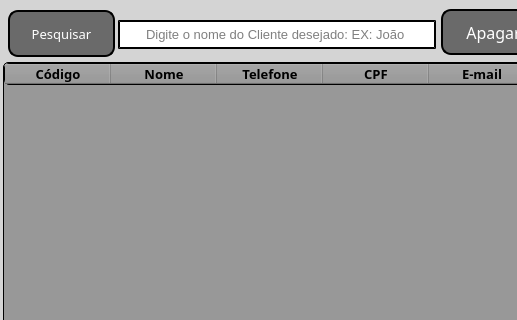
Above: tela3.ui from pedro8282/Cadastro-Cli-v1 before the change; both pictures show x 0 to 517 and y 0 to 320 of the 668 by 565 pixel window. Below: the same form after it.
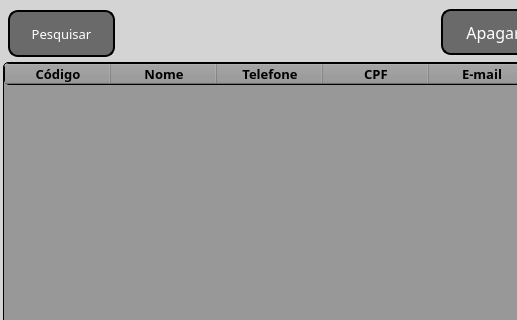
That is the form after the change. Icons and pictures are not drawn.

Patch:
```diff
--- a/tela3.ui
+++ b/tela3.ui
@@ -433,33 +433,6 @@
      </size>
     </property>
    </widget>
-   <widget class="QLineEdit" name="lineEdit">
-    <property name="geometry">
-     <rect>
-      <x>118</x>
-      <y>20</y>
-      <width>318</width>
-      <height>29</height>
-     </rect>
-    </property>
-    <property name="font">
-     <font>
-      <pointsize>10</pointsize>
-     </font>
-    </property>
-    <property name="styleSheet">
-     <string notr="true">background-color: rgb(255, 255, 255);
-border-radius: 15px;
-border-style: outset; 
-border-width: 2px; </string>
-    </property>
-    <property name="alignment">
-     <set>Qt::AlignCenter</set>
-    </property>
-    <property name="placeholderText">
-     <string>Digite o nome do Cliente desejado: EX: João </string>
-    </property>
-   </widget>
   </widget>
  </widget>
  <resources/>
```
Left out of the diff: 3 changed lines with no effect on the pictures.
